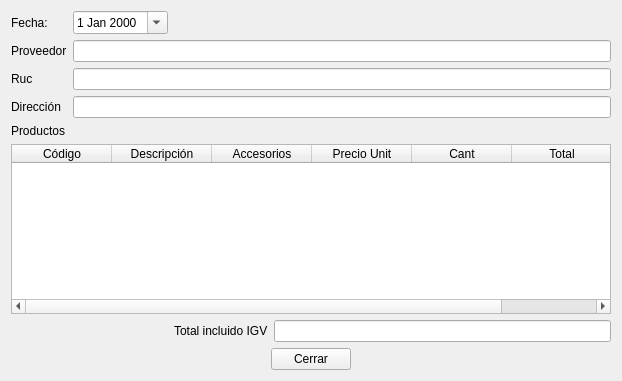
Old version of the form compra/ui_datos_compras.ui in the repository rodety/manager.
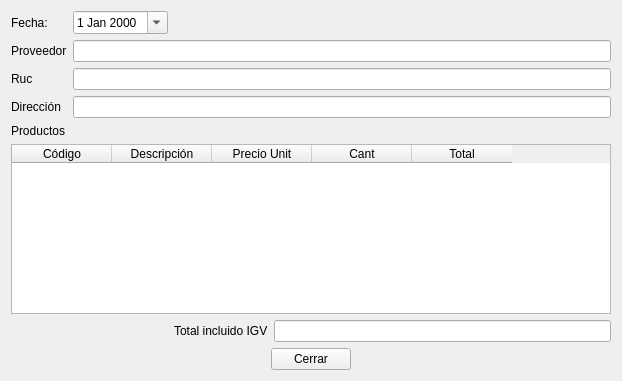
New version of the form.

The edit to the form file:
```diff
--- a/compra/ui_datos_compras.ui
+++ b/compra/ui_datos_compras.ui
@@ -156,11 +156,6 @@
          <string>Descripción</string>
         </property>
        </column>
-       <column>
-        <property name="text">
-         <string>Accesorios</string>
-        </property>
-       </column>
        <column>
         <property name="text">
          <string>Precio Unit</string>
```
